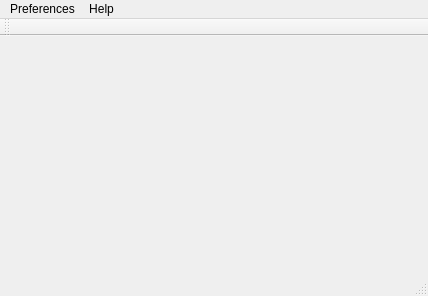
Old version of the form src/nqrduck/core/resources/main_window.ui in the repository nqrduck/nqrduck.
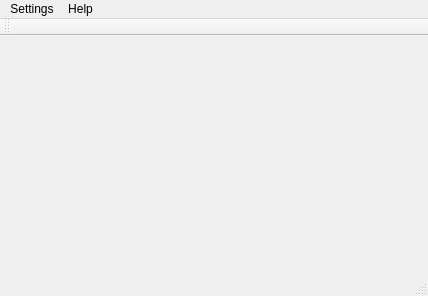
New version of the form.

Commit message: Implemented settings for font and font_size.

What changed in the file:
```diff
--- a/src/nqrduck/core/resources/main_window.ui
+++ b/src/nqrduck/core/resources/main_window.ui
@@ -47,7 +47,7 @@
    </widget>
    <widget class="QMenu" name="menuPreferences">
     <property name="title">
-     <string>Preferences</string>
+     <string>Settings</string>
     </property>
    </widget>
    <addaction name="menuPreferences"/>
```
Left out of the diff: 6 changed lines with no effect on the pictures. The commit also changes 3 other files.
